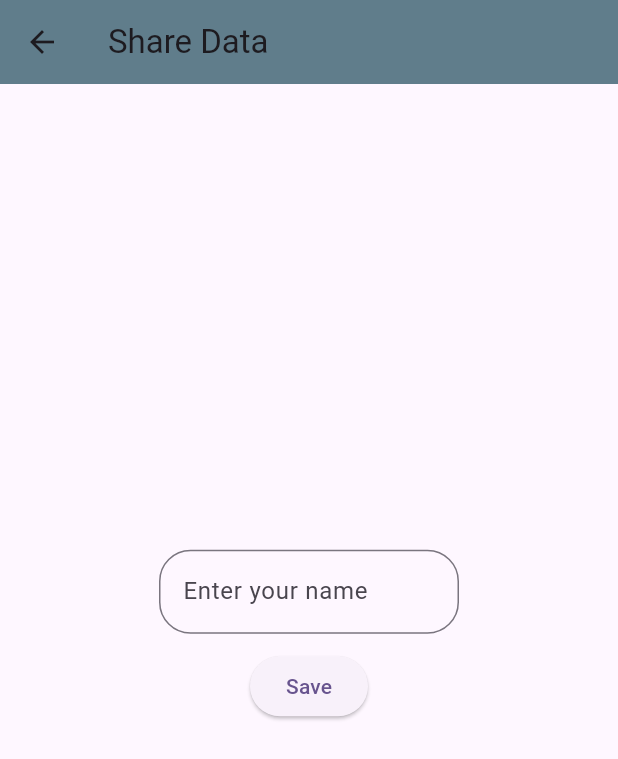
After one commit to Ayyan-sufian/Animation, a Flutter app: the screen it shows after launch, after a tap on "Share data", on a phone screen of 412 x 824 dp. The commit adds this screen. Shown: the top 759 px of the screen. Run offline on Flutter 3.47's test engine with Material 3 defaults, Android fonts, the phone set to English and light mode, and no system bars; our stand-ins replace shared_preferences.

Commit message:
shared-data

```diff
--- a/lib/main.dart
+++ b/lib/main.dart
@@ -1,5 +1,6 @@
 import 'package:animation/3D-list.dart';
 import 'package:animation/detail_pg.dart';
+import 'package:animation/shared-data.dart';
 import 'package:flutter/material.dart';
 
 void main() {
@@ -158,7 +159,10 @@ class _MyHomePageState extends State<MyHomePage>
               width: animation.value,
               height: animation.value,
               color: Colors.blueGrey,
-            )
+            ),
+            ElevatedButton(onPressed: (){
+              Navigator.push(context, MaterialPageRoute(builder: (context) => shareDataPg(),));
+            }, child: Text('Share data'))
           ],
         ),
       ),
--- /dev/null
+++ b/lib/shared-data.dart
@@ -0,0 +1,73 @@
+import 'package:flutter/cupertino.dart';
+import 'package:flutter/material.dart';
+import 'package:shared_preferences/shared_preferences.dart';
+
+class shareDataPg extends StatefulWidget{
+  const shareDataPg({super.key});
+
+  @override
+  State<shareDataPg> createState() => _shareDataPgState();
+}
+
+class _shareDataPgState extends State<shareDataPg> {
+  var saveDate = TextEditingController();
+
+   static const String KEYNAME = "name";
+
+   var nameValue = "No value saved";
+
+  @override
+  void initState() {
+    super.initState();
+    getValue();
+  }
+  @override
+  Widget build(BuildContext context) {
+    return Scaffold(
+      appBar: AppBar(
+        title: Text('Share Data'),
+        backgroundColor: Colors.blueGrey,
+      ),
+      body: Center(
+        child: SingleChildScrollView(
+          child: Container(
+            width: 200,
+            child: Center(
+              child: Column(
+                mainAxisAlignment: MainAxisAlignment.center,
+                children: [
+                  TextField(
+                    controller: saveDate,
+                    decoration: InputDecoration(
+                      hintText: 'Enter your name',
+                      border: OutlineInputBorder(
+                        borderRadius: BorderRadius.circular(21),
+                        borderSide: BorderSide(color: Colors.blue)
+                      )
+                    ),
+
+                  ),
+                  SizedBox(height: 11,),
+                  ElevatedButton(onPressed: ()  async {
+                    var pref = await SharedPreferences.getInstance();
+                    pref.setString(KEYNAME, saveDate.text.toString());
+                  }, child: Text('Save')),
+                  SizedBox(height: 11,),
+                  Text(nameValue),
+                ],
+              ),
+            ),
+          ),
+        ),
+      ),
+    );
+  }
+  void getValue() async {
+    var pref = await SharedPreferences.getInstance();
+    var getName = pref.getString(KEYNAME);
+    nameValue = getName ?? " No value stored";
+    setState(() {
+
+    });
+  }
+}
```
